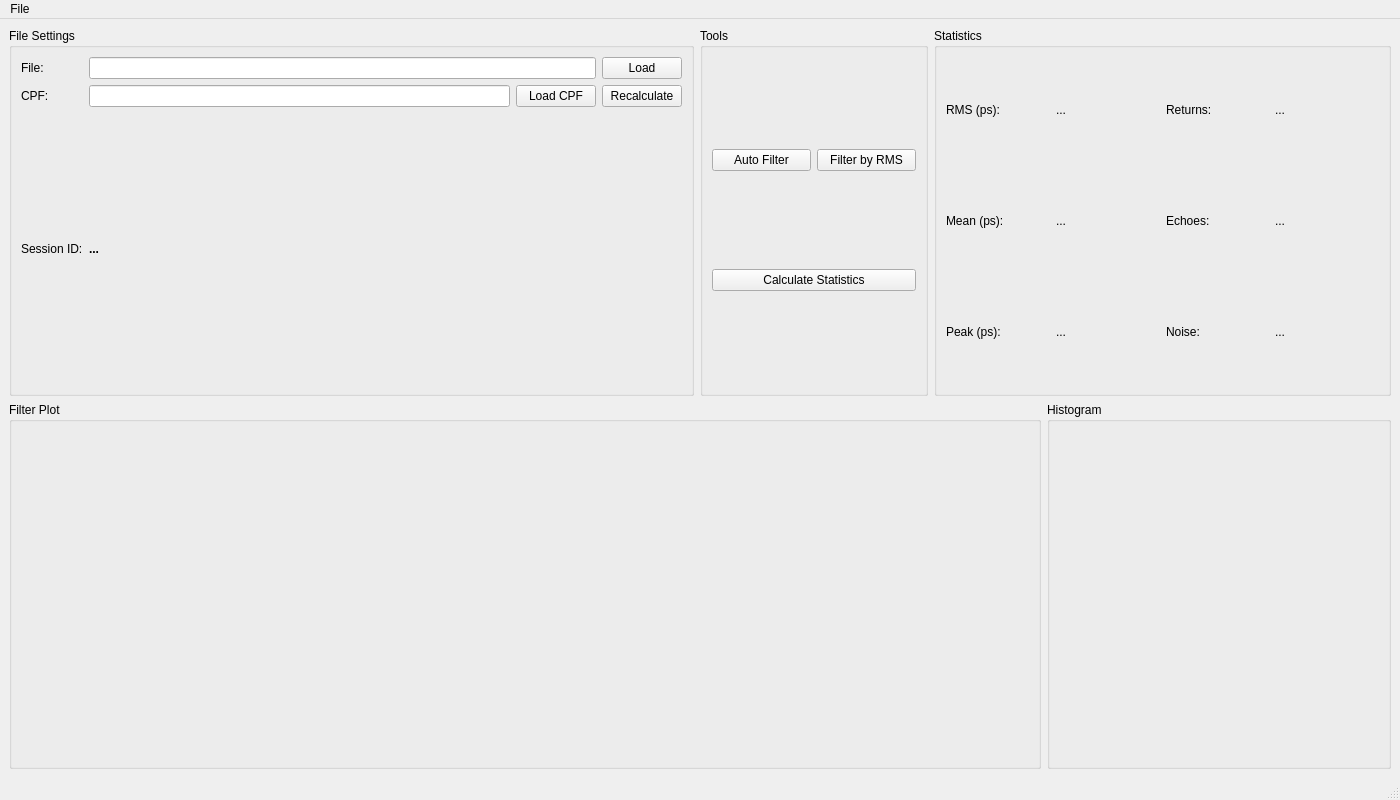
Before: the Qt Designer form Filter_Tool/form_mainwindow.ui in Tiranex/DegorasProject, drawn with Qt 5.
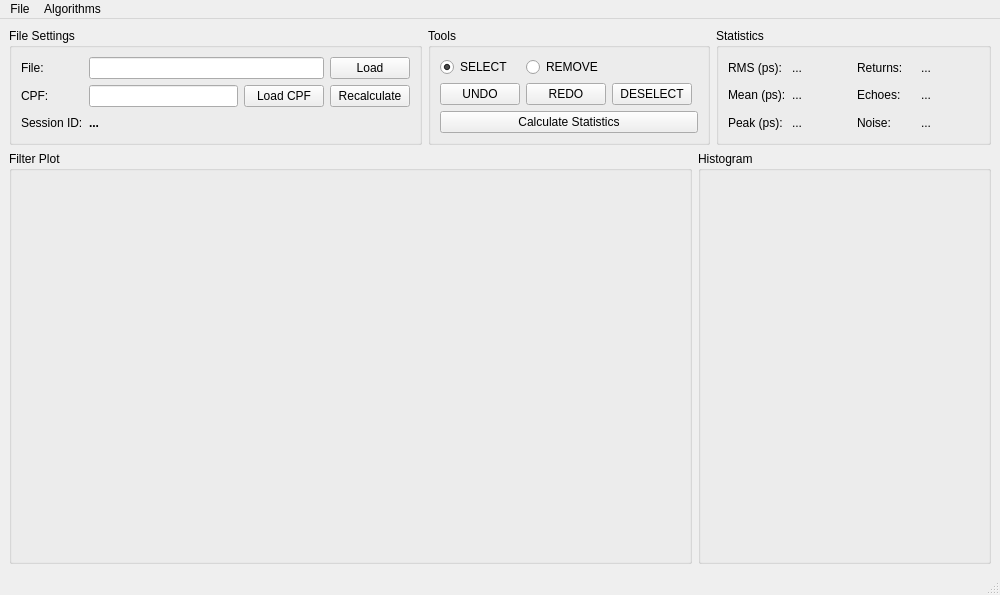
After: the same form once the commit is applied. Custom widgets are drawn as their Qt base class.

What changed in the file:
```diff
--- a/Filter_Tool/form_mainwindow.ui
+++ b/Filter_Tool/form_mainwindow.ui
@@ -6,15 +6,15 @@
    <rect>
     <x>0</x>
     <y>0</y>
-    <width>1400</width>
-    <height>800</height>
+    <width>1000</width>
+    <height>595</height>
    </rect>
   </property>
   <property name="windowTitle">
    <string>SLR Filter Tool</string>
   </property>
   <widget class="QWidget" name="centralwidget">
-   <layout class="QVBoxLayout" name="verticalLayout">
+   <layout class="QVBoxLayout" name="verticalLayout" stretch="0,3">
     <item>
      <layout class="QHBoxLayout" name="horizontalLayout_Top" stretch="3,1,2">
       <item>
@@ -92,27 +92,51 @@
          <string>Tools</string>
         </property>
         <layout class="QGridLayout" name="gridLayout_2">
-         <item row="0" column="0">
-          <widget class="QPushButton" name="pb_autoFilter">
-           <property name="text">
-            <string>Auto Filter</string>
-           </property>
-          </widget>
-         </item>
-         <item row="0" column="1">
-          <widget class="QPushButton" name="pb_rmsFilter">
-           <property name="text">
-            <string>Filter by RMS</string>
-           </property>
-          </widget>
-         </item>
-         <item row="1" column="0" colspan="2">
+         <item row="2" column="0" colspan="4">
           <widget class="QPushButton" name="pb_calcStats">
            <property name="text">
             <string>Calculate Statistics</string>
            </property>
           </widget>
          </item>
+         <item row="0" column="1">
+          <widget class="QRadioButton" name="removeNavMode">
+           <property name="text">
+            <string>REMOVE</string>
+           </property>
+          </widget>
+         </item>
+         <item row="0" column="0">
+          <widget class="QRadioButton" name="selectNavMode">
+           <property name="text">
+            <string>SELECT</string>
+           </property>
+           <property name="checked">
+            <bool>true</bool>
+           </property>
+          </widget>
+         </item>
+         <item row="1" column="0">
+          <widget class="QPushButton" name="undoButton">
+           <property name="text">
+            <string>UNDO</string>
+           </property>
+          </widget>
+         </item>
+         <item row="1" column="1">
+          <widget class="QPushButton" name="redoButton">
+           <property name="text">
+            <string>REDO</string>
+           </property>
+          </widget>
+         </item>
+         <item row="1" column="2">
+          <widget class="QPushButton" name="deselectButton">
+           <property name="text">
+            <string>DESELECT</string>
+           </property>
+          </widget>
+         </item>
         </layout>
        </widget>
       </item>
@@ -212,13 +236,13 @@
      </layout>
     </item>
     <item>
-     <layout class="QHBoxLayout" name="horizontalLayout_Plots" stretch="3,1">
+     <layout class="QHBoxLayout" name="horizontalLayout_Plots" stretch="70,30">
       <item>
        <widget class="QGroupBox" name="gb_filterPlot">
         <property name="title">
          <string>Filter Plot</string>
         </property>
-        <layout class="QVBoxLayout" name="verticalLayout_2">
+        <layout class="QHBoxLayout" name="horizontalLayout">
          <item>
           <widget class="Plot" name="filterPlot" native="true"/>
          </item>
@@ -234,6 +258,9 @@
          <item>
           <widget class="ErrorPlot" name="histogramPlot" native="true"/>
          </item>
+         <item>
+          <widget class="HistogramPlot" name="realHistogramPlot" native="true"/>
+         </item>
         </layout>
        </widget>
       </item>
@@ -246,8 +273,8 @@
     <rect>
      <x>0</x>
      <y>0</y>
-     <width>1400</width>
-     <height>22</height>
+     <width>1000</width>
+     <height>25</height>
     </rect>
    </property>
    <widget class="QMenu" name="menuFile">
@@ -260,7 +287,17 @@
     <addaction name="separator"/>
     <addaction name="actionExit"/>
    </widget>
+   <widget class="QMenu" name="menuAlgorithms">
+    <property name="title">
+     <string>Algorithms</string>
+    </property>
+    <addaction name="actionTreshFilter"/>
+    <addaction name="actionMovingAverage"/>
+    <addaction name="actionMedianFilter"/>
+    <addaction name="actionExponentialSmoothing"/>
+   </widget>
    <addaction name="menuFile"/>
+   <addaction name="menuAlgorithms"/>
   </widget>
   <widget class="QStatusBar" name="statusbar"/>
   <action name="actionLoad">
@@ -297,6 +334,12 @@
    <header>errorplot.h</header>
    <container>1</container>
   </customwidget>
+  <customwidget>
+   <class>HistogramPlot</class>
+   <extends>QWidget</extends>
+   <header>histogramplot.h</header>
+   <container>1</container>
+  </customwidget>
  </customwidgets>
  <resources/>
  <connections>
```
Left out of the diff: 82 changed lines with no effect on the pictures.
